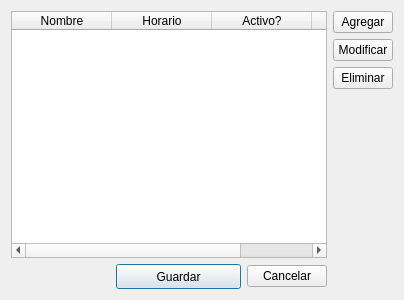
Old version of the form usuarios.ui in the repository linoboss/PyExcel.
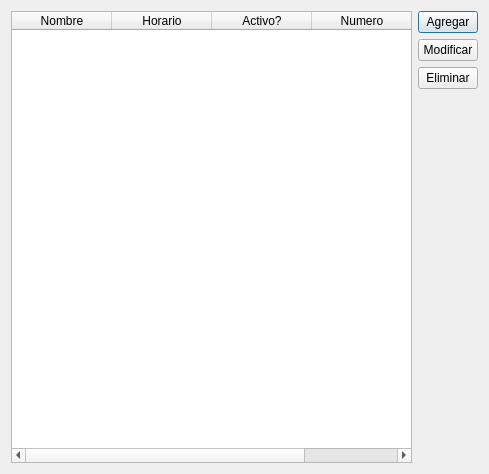
New version of the form.

Patch:
```diff
--- a/usuarios.ui
+++ b/usuarios.ui
@@ -6,8 +6,8 @@
    <rect>
     <x>0</x>
     <y>0</y>
-    <width>404</width>
-    <height>300</height>
+    <width>489</width>
+    <height>474</height>
    </rect>
   </property>
   <property name="windowTitle">
@@ -38,49 +38,6 @@
      </column>
     </widget>
    </item>
-   <item row="1" column="0">
-    <layout class="QHBoxLayout" name="horizontalLayout">
-     <item>
-      <spacer name="horizontalSpacer">
-       <property name="orientation">
-        <enum>Qt::Horizontal</enum>
-       </property>
-       <property name="sizeHint" stdset="0">
-        <size>
-         <width>40</width>
-         <height>20</height>
-        </size>
-       </property>
-      </spacer>
-     </item>
-     <item>
-      <widget class="QPushButton" name="botonGuardar">
-       <property name="minimumSize">
-        <size>
-         <width>125</width>
-         <height>25</height>
-        </size>
-       </property>
-       <property name="text">
-        <string>Guardar</string>
-       </property>
-      </widget>
-     </item>
-     <item>
-      <widget class="QPushButton" name="botonCancelar">
-       <property name="maximumSize">
-        <size>
-         <width>100</width>
-         <height>16777215</height>
-        </size>
-       </property>
-       <property name="text">
-        <string>Cancelar</string>
-       </property>
-      </widget>
-     </item>
-    </layout>
-   </item>
    <item row="0" column="1">
     <layout class="QVBoxLayout" name="verticalLayout">
      <item>
```
